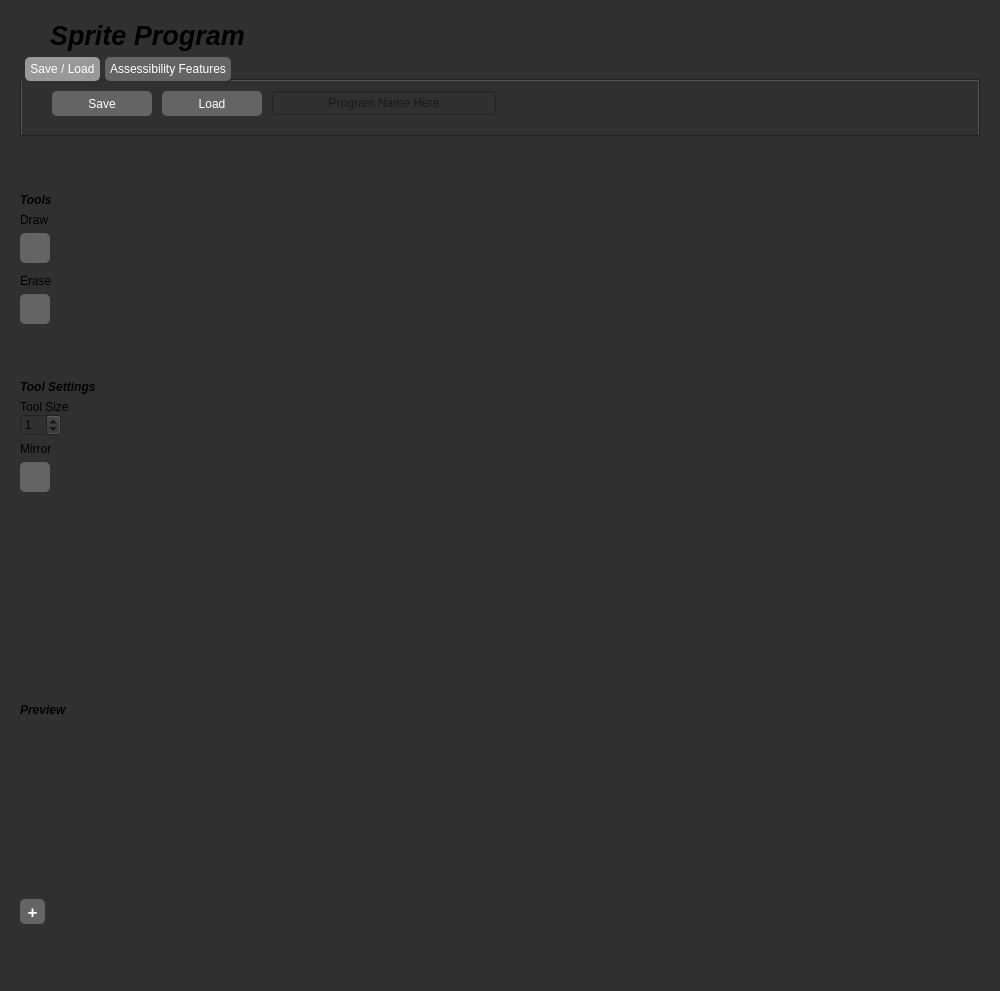
This is mainwindow.ui in landonwest815/sprite-editor as Qt 5 draws it before an edit. The edited form follows.
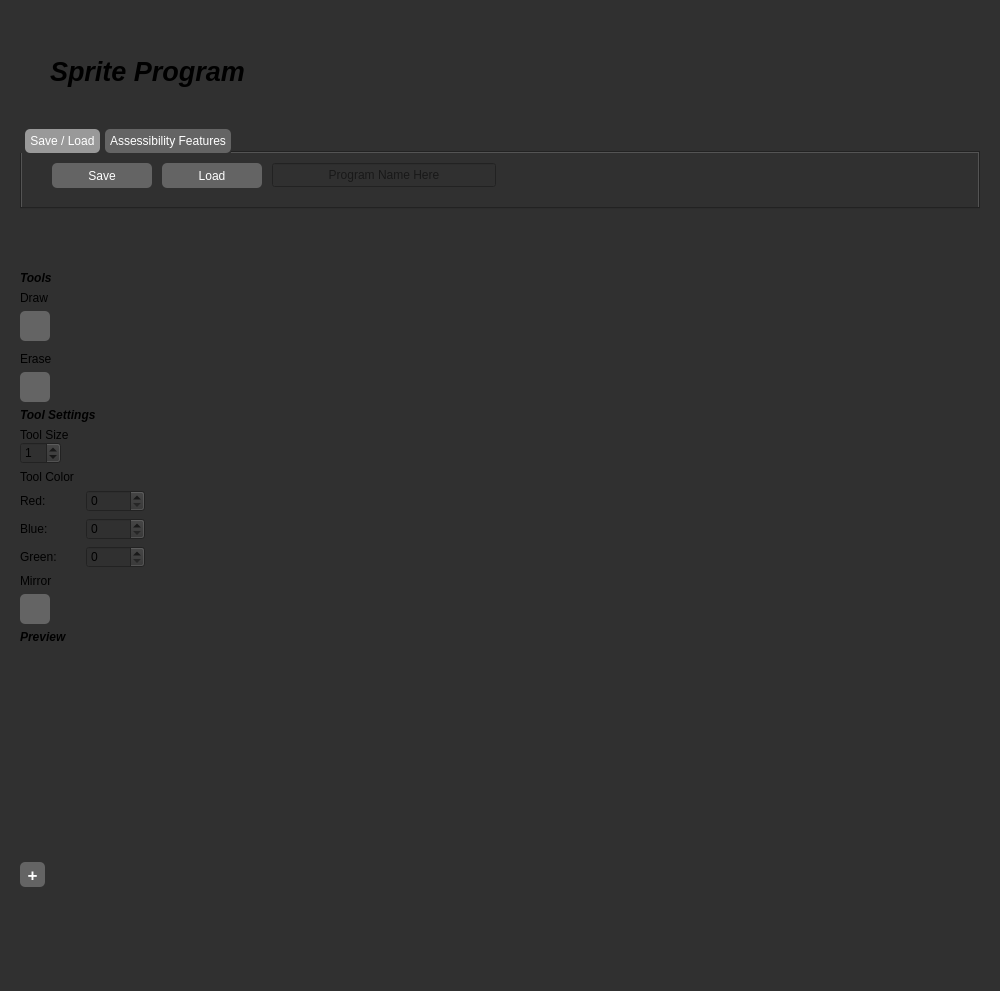
This is the edited form. Icons and pictures are not drawn.

Commit message: Re-implemented colors and eraser.

The edit to the form file:
```diff
--- a/mainwindow.ui
+++ b/mainwindow.ui
@@ -572,24 +572,8 @@
       <item>
        <layout class="QVBoxLayout" name="verticalLayout">
         <property name="spacing">
-         <number>-1</number>
+         <number>6</number>
         </property>
-        <item>
-         <spacer name="verticalSpacer_3">
-          <property name="orientation">
-           <enum>Qt::Vertical</enum>
-          </property>
-          <property name="sizeType">
-           <enum>QSizePolicy::Fixed</enum>
-          </property>
-          <property name="sizeHint" stdset="0">
-           <size>
-            <width>20</width>
-            <height>30</height>
-           </size>
-          </property>
-         </spacer>
-        </item>
         <item>
          <widget class="QLabel" name="label_2">
           <property name="font">
@@ -736,22 +720,6 @@
           </property>
          </widget>
         </item>
-        <item>
-         <spacer name="verticalSpacer_2">
-          <property name="orientation">
-           <enum>Qt::Vertical</enum>
-          </property>
-          <property name="sizeType">
-           <enum>QSizePolicy::Fixed</enum>
-          </property>
-          <property name="sizeHint" stdset="0">
-           <size>
-            <width>20</width>
-            <height>50</height>
-           </size>
-          </property>
-         </spacer>
-        </item>
         <item>
          <widget class="QLabel" name="label_3">
           <property name="font">
@@ -796,6 +764,67 @@
           </item>
          </layout>
         </item>
+        <item>
+         <widget class="QLabel" name="label_10">
+          <property name="text">
+           <string>Tool Color</string>
+          </property>
+         </widget>
+        </item>
+        <item>
+         <layout class="QHBoxLayout" name="horizontalLayout_10">
+          <item>
+           <widget class="QLabel" name="label_7">
+            <property name="text">
+             <string>Red:</string>
+            </property>
+           </widget>
+          </item>
+          <item>
+           <widget class="QSpinBox" name="redSpin">
+            <property name="maximum">
+             <number>255</number>
+            </property>
+           </widget>
+          </item>
+         </layout>
+        </item>
+        <item>
+         <layout class="QHBoxLayout" name="horizontalLayout_11">
+          <item>
+           <widget class="QLabel" name="label_8">
+            <property name="text">
+             <string>Blue:</string>
+            </property>
+           </widget>
+          </item>
+          <item>
+           <widget class="QSpinBox" name="blueSpin">
+            <property name="maximum">
+             <number>255</number>
+            </property>
+           </widget>
+          </item>
+         </layout>
+        </item>
+        <item>
+         <layout class="QHBoxLayout" name="horizontalLayout_12">
+          <item>
+           <widget class="QLabel" name="label_9">
+            <property name="text">
+             <string>Green:</string>
+            </property>
+           </widget>
+          </item>
+          <item>
+           <widget class="QSpinBox" name="greenSpin">
+            <property name="maximum">
+             <number>255</number>
+            </property>
+           </widget>
+          </item>
+         </layout>
+        </item>
         <item>
          <widget class="QLabel" name="label_6">
           <property name="text">
@@ -857,19 +886,6 @@
           </property>
          </widget>
         </item>
-        <item>
-         <spacer name="verticalSpacer">
-          <property name="orientation">
-           <enum>Qt::Vertical</enum>
-          </property>
-          <property name="sizeHint" stdset="0">
-           <size>
-            <width>20</width>
-            <height>40</height>
-           </size>
-          </property>
-         </spacer>
-        </item>
         <item>
          <widget class="QLabel" name="label_18">
           <property name="font">
```
Left out of the diff: 2 changed lines with no effect on the pictures. The commit also changes 1 other file.
